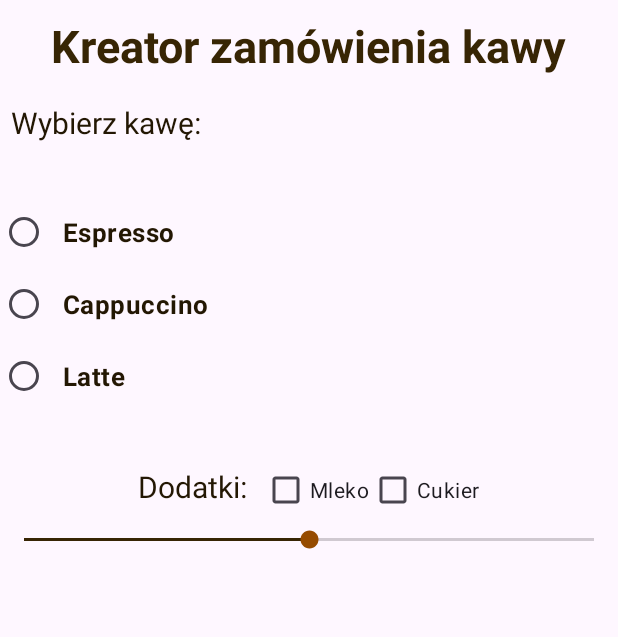
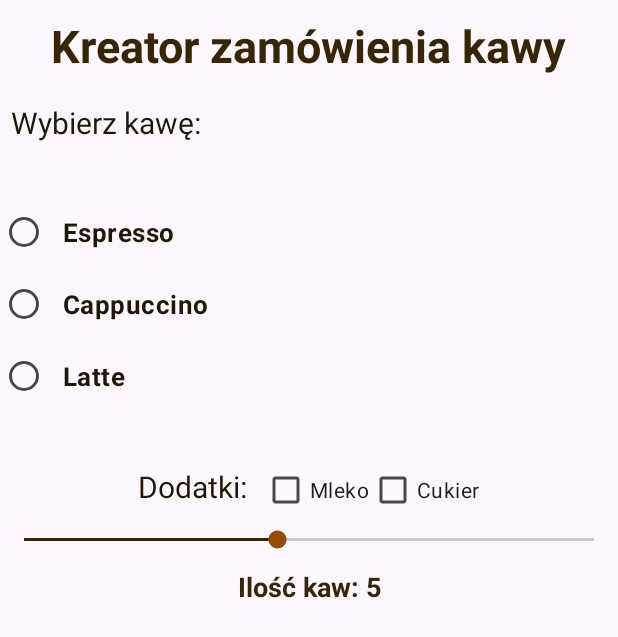
Before and after one commit to probula/Kreator-Kawy, an Android app: the screen it shows after launch (MainActivity), on a phone screen of 412 x 824 dp. Shown: the top 637 px of the screen. Run offline under Robolectric (Android 15) with nearby library versions, the phone set to English and light mode, and no system bars.

Commit message:
number of coffee is now increasing dynamically

```diff
--- a/app/src/main/java/com/example/kreator_kawy/MainActivity.kt
+++ b/app/src/main/java/com/example/kreator_kawy/MainActivity.kt
@@ -1,5 +1,6 @@
 package com.example.kreator_kawy
 
+import android.annotation.SuppressLint
 import android.os.Bundle
 import android.provider.MediaStore.Audio.Radio
 import android.widget.ImageView
@@ -8,8 +9,12 @@ import androidx.activity.enableEdgeToEdge
 import androidx.appcompat.app.AppCompatActivity
 import androidx.core.view.ViewCompat
 import androidx.core.view.WindowInsetsCompat
+import android.widget.SeekBar
+import android.widget.TextView
+
 
 class MainActivity : AppCompatActivity() {
+    @SuppressLint("MissingInflatedId")
     override fun onCreate(savedInstanceState: Bundle?) {
         super.onCreate(savedInstanceState)
         enableEdgeToEdge()
@@ -34,5 +39,25 @@ class MainActivity : AppCompatActivity() {
         imgLatte.setOnClickListener{
             image.setImageResource(R.drawable.lattezdj)
         }
+
+        val seekBar: SeekBar = findViewById(R.id.ilosc)
+        val wyswietl: TextView = findViewById(R.id.wyswietlSB)
+
+        wyswietl.text = "Ilość kaw: ${seekBar.progress}"
+
+        seekBar.setOnSeekBarChangeListener(object : SeekBar.OnSeekBarChangeListener{
+            override fun onProgressChanged(seekBar: SeekBar?, progress: Int, fromUser: Boolean) {
+                wyswietl.text = "Ilość kaw: $progress"
+            }
+
+            override fun onStartTrackingTouch(seekBar: SeekBar?) {
+                //kod
+            }
+
+            override fun onStopTrackingTouch(seekBar: SeekBar?) {
+                //kod
+            }
+        })
     }
+
 }
--- a/app/src/main/res/layout/activity_main.xml
+++ b/app/src/main/res/layout/activity_main.xml
@@ -106,7 +106,18 @@
             android:layout_height="wrap_content"
             android:max="10"
             android:progress="5"
+            android:min="1"
             android:progressTint="#372504"
             android:backgroundTint="#231703"
             android:thumbTint="#964b00"/>
+    <TextView
+        android:id="@+id/wyswietlSB"
+        android:layout_width="match_parent"
+        android:layout_height="wrap_content"
+        android:text="Ilość kaw: 5"
+        android:textSize="18dp"
+        android:textColor="#372504"
+        android:gravity="center"
+        android:textStyle="bold"
+        android:layout_margin="10dp"/>
 </LinearLayout>
```
